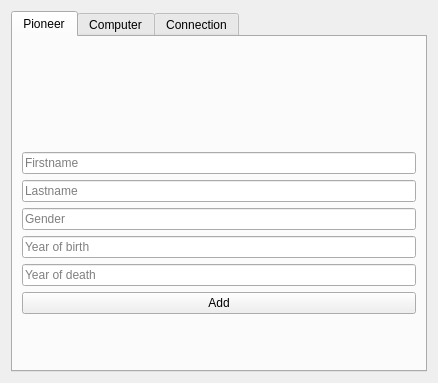
VLN1-15-30/fall-project, file hoopergui/add_widget.ui: the form before one commit.
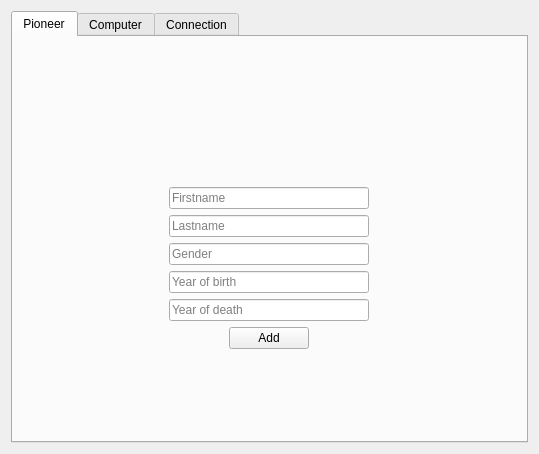
The form after the commit. The open tabs and pages were chosen to show the change. Icons and pictures are not drawn.

Commit message: more error checks

Patch:
```diff
--- a/hoopergui/add_widget.ui
+++ b/hoopergui/add_widget.ui
@@ -6,8 +6,8 @@
    <rect>
     <x>0</x>
     <y>0</y>
-    <width>438</width>
-    <height>383</height>
+    <width>539</width>
+    <height>454</height>
    </rect>
   </property>
   <property name="windowTitle">
@@ -24,6 +24,22 @@
        <string>Pioneer</string>
       </attribute>
       <layout class="QVBoxLayout" name="verticalLayout_3">
+       <item>
+        <spacer name="verticalSpacer_2">
+         <property name="orientation">
+          <enum>Qt::Vertical</enum>
+         </property>
+         <property name="sizeType">
+          <enum>QSizePolicy::Fixed</enum>
+         </property>
+         <property name="sizeHint" stdset="0">
+          <size>
+           <width>20</width>
+           <height>35</height>
+          </size>
+         </property>
+        </spacer>
+       </item>
        <item alignment="Qt::AlignHCenter">
         <widget class="QLabel" name="label_3">
          <property name="sizePolicy">
@@ -55,53 +71,86 @@
          </property>
         </widget>
        </item>
-       <item>
+       <item alignment="Qt::AlignHCenter">
         <widget class="QLineEdit" name="input_firstname">
+         <property name="minimumSize">
+          <size>
+           <width>200</width>
+           <height>0</height>
+          </size>
+         </property>
          <property name="placeholderText">
           <string>Firstname</string>
          </property>
         </widget>
        </item>
-       <item>
+       <item alignment="Qt::AlignHCenter">
         <widget class="QLineEdit" name="input_lastname">
+         <property name="minimumSize">
+          <size>
+           <width>200</width>
+           <height>0</height>
+          </size>
+         </property>
          <property name="placeholderText">
           <string>Lastname</string>
          </property>
         </widget>
        </item>
-       <item>
+       <item alignment="Qt::AlignHCenter">
         <widget class="QLineEdit" name="input_gender">
+         <property name="minimumSize">
+          <size>
+           <width>200</width>
+           <height>0</height>
+          </size>
+         </property>
          <property name="placeholderText">
           <string>Gender</string>
          </property>
         </widget>
        </item>
-       <item>
+       <item alignment="Qt::AlignHCenter">
         <widget class="QLineEdit" name="input__yearOfBirth">
+         <property name="minimumSize">
+          <size>
+           <width>200</width>
+           <height>0</height>
+          </size>
+         </property>
          <property name="placeholderText">
           <string>Year of birth</string>
          </property>
         </widget>
        </item>
-       <item>
+       <item alignment="Qt::AlignHCenter">
         <widget class="QLineEdit" name="input_yearOfDeath">
+         <property name="minimumSize">
+          <size>
+           <width>200</width>
+           <height>0</height>
+          </size>
+         </property>
          <property name="placeholderText">
           <string>Year of death</string>
          </property>
         </widget>
        </item>
-       <item>
+       <item alignment="Qt::AlignHCenter">
         <widget class="QPushButton" name="pushButton_add_pioneer">
          <property name="text">
           <string>Add</string>
          </property>
         </widget>
        </item>
-       <item>
+       <item alignment="Qt::AlignHCenter">
         <widget class="QLabel" name="label_pioneer_error">
          <property name="text">
           <string/>
          </property>
+         <property name="alignment">
+          <set>Qt::AlignCenter</set>
+         </property>
         </widget>
        </item>
       </layout>
```
Left out of the diff: 106 changed lines with no effect on the pictures. The commit also changes 2 other files.
